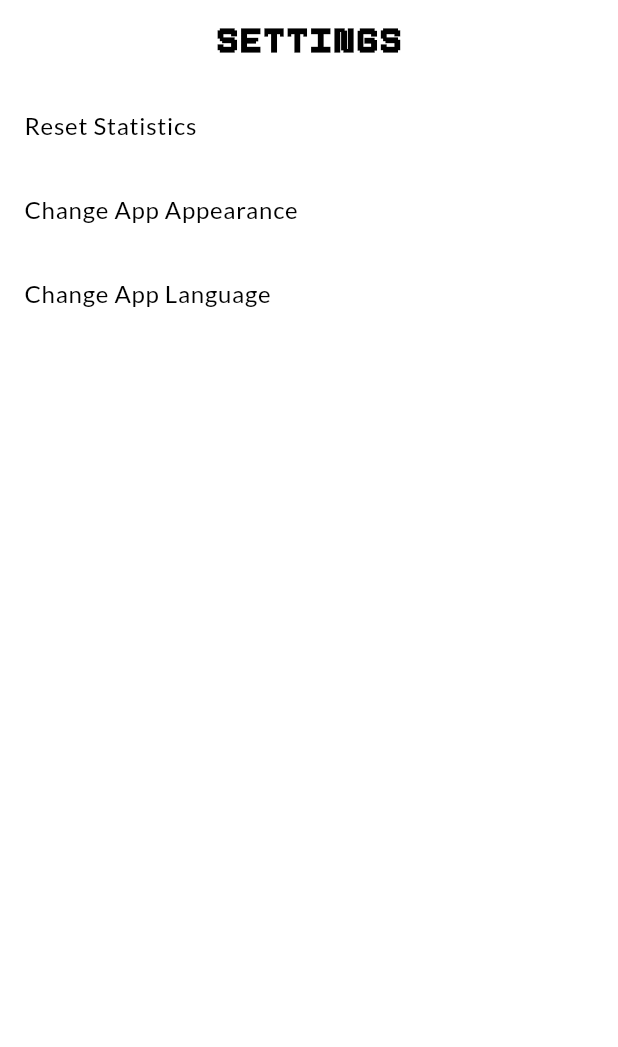
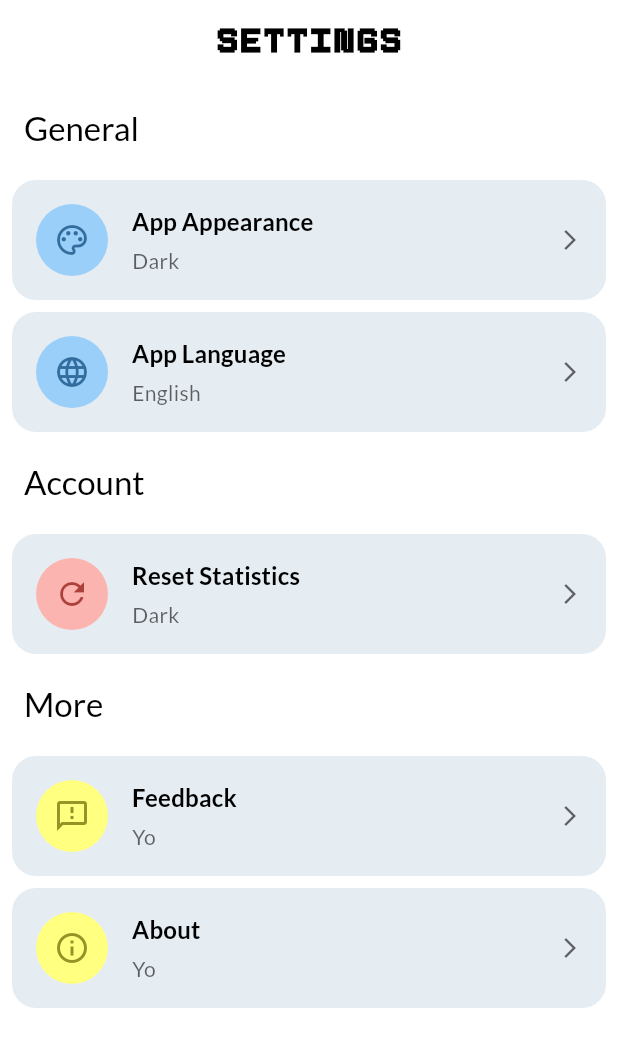
Before and after one commit to TweetGuess/app, a Flutter app: the SettingsPage screen opened directly, on a phone screen of 412 x 824 dp. Shown: the top 1047 px of the screen. Run offline on Flutter 3.47's test engine with Material 2 defaults, Android fonts, the phone set to English and light mode, and no system bars; our stand-ins replace auto_size_text, circular_countdown_timer, device_preview, easy_localization, flex_color_scheme, flutter_bloc and 12 more; missing offline and left inert: animated_widgets, circular_reveal_animation, flutter_boring_avatars, info_popup, unique_name_generator.

Commit message:
✨ (Settings): Improvement on design & Layout

```diff
--- a/lib/modules/settings/presentation/settings.dart
+++ b/lib/modules/settings/presentation/settings.dart
@@ -1,7 +1,7 @@
 import 'package:flutter/material.dart';
-import 'package:get_it/get_it.dart';
-import 'package:tweetguess/core/bloc/user/user_bloc.dart';
-import 'package:tweetguess/core/bloc/user/user_event.dart';
+import 'package:tweetguess/modules/settings/widgets/section_header.dart';
+
+import '../../../ui/components/settings_tile.dart';
 
 class SettingsPage extends StatelessWidget {
   const SettingsPage({super.key});
@@ -13,26 +13,51 @@ class SettingsPage extends StatelessWidget {
         automaticallyImplyLeading: false,
         title: const Text("Settings"),
       ),
-      body: Column(
-        crossAxisAlignment: CrossAxisAlignment.start,
+      body: ListView(
         children: [
-          ListTile(
-            title: const Text('Reset Statistics'),
-            onTap: () {
-              GetIt.I<UserBloc>().add(UserResetStats());
-            },
+          const SectionHeader(
+            title: "General",
           ),
-          ListTile(
-            title: const Text('Change App Appearance'),
-            onTap: () {
-              // TODO: Implement change app appearance functionality
-            },
+          UISettingsTile(
+            icon: Icons.color_lens_outlined,
+            title: "App Appearance",
+            subtitle: "Dark",
+            onPressed: () {},
+            iconTint: Colors.blue,
           ),
-          ListTile(
-            title: const Text('Change App Language'),
-            onTap: () {
-              // TODO: Implement change app language functionality
-            },
+          UISettingsTile(
+            icon: Icons.language_outlined,
+            title: "App Language",
+            subtitle: "English",
+            onPressed: () {},
+            iconTint: Colors.blue,
+          ),
+          const SectionHeader(
+            title: "Account",
+          ),
+          UISettingsTile(
+            icon: Icons.refresh_outlined,
+            title: "Reset Statistics",
+            subtitle: "Dark",
+            onPressed: () {},
+            iconTint: Colors.red,
+          ),
+          const SectionHeader(
+            title: "More",
+          ),
+          UISettingsTile(
+            icon: Icons.feedback_outlined,
+            title: "Feedback",
+            subtitle: "Yo",
+            onPressed: () {},
+            iconTint: Colors.yellowAccent,
+          ),
+          UISettingsTile(
+            icon: Icons.info_outlined,
+            title: "About",
+            subtitle: "Yo",
+            onPressed: () {},
+            iconTint: Colors.yellowAccent,
           ),
         ],
       ),
```
